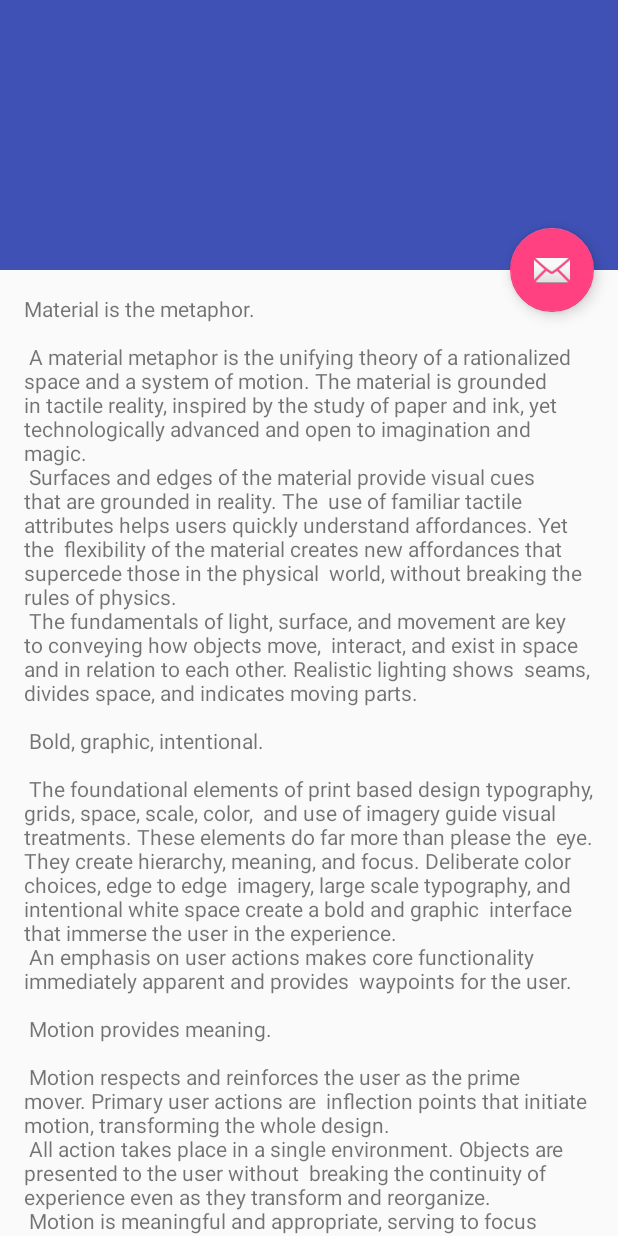
After one commit to LucidchartMarketplace/Test, an Android app: the layout activity_home.xml on its own in the app's theme, with its tools: preview values and no code run, on a phone screen of 412 x 824 dp. The commit adds this screen. Run offline under Robolectric (Android 15) with nearby library versions, the phone set to English and light mode, and no system bars.

Commit message:
"create logic, school activity, clean up useless layout"

```diff
--- a/app/src/main/java/studyelephant/com/studyelephant/HomeActivity.java
+++ b/app/src/main/java/studyelephant/com/studyelephant/HomeActivity.java
@@ -3,6 +3,7 @@ package studyelephant.com.studyelephant;
 import android.os.Bundle;
 import android.support.design.widget.FloatingActionButton;
 import android.support.design.widget.Snackbar;
+import android.util.Log;
 import android.view.View;
 import android.support.design.widget.NavigationView;
 import android.support.v4.view.GravityCompat;
@@ -18,7 +19,6 @@ import android.widget.EditText;
 public class HomeActivity extends AppCompatActivity
         implements NavigationView.OnNavigationItemSelectedListener {
 
-    private EditText school_name_text = (EditText) findViewById(R.id.school_name_input);
     @Override
     protected void onCreate(Bundle savedInstanceState) {
         super.onCreate(savedInstanceState);
@@ -44,6 +44,7 @@ public class HomeActivity extends AppCompatActivity
         NavigationView navigationView = (NavigationView) findViewById(R.id.nav_view);
         navigationView.setNavigationItemSelectedListener(this);
 
+        final EditText school_name_text = (EditText) findViewById(R.id.school_name_input);
         Button search_button = (Button) findViewById(R.id.search_start_button);
         search_button.setOnClickListener(new View.OnClickListener() {
             @Override
@@ -52,7 +53,9 @@ public class HomeActivity extends AppCompatActivity
                 String school_name = school_name_text.getText().toString().trim();
                 if (school_name.isEmpty() || school_name.length() == 0 || school_name.equals("") || school_name == null) {
                     //add things for invalid school name
+                    Log.d("School name", "invalid");
                 }else{
+                    Log.d("school name is: " , school_name);
                     searchSchool(school_name);
                 }
             }
--- /dev/null
+++ b/app/src/main/res/layout/activity_home.xml
@@ -0,0 +1,47 @@
+<?xml version="1.0" encoding="utf-8"?>
+<android.support.design.widget.CoordinatorLayout
+    xmlns:android="http://schemas.android.com/apk/res/android"
+    xmlns:app="http://schemas.android.com/apk/res-auto"
+    xmlns:tools="http://schemas.android.com/tools"
+    android:layout_width="match_parent"
+    android:layout_height="match_parent"
+    android:fitsSystemWindows="true"
+    tools:context="studyelephant.com.studyelephant.HomeActivity">
+
+    <android.support.design.widget.AppBarLayout
+        android:id="@+id/app_bar"
+        android:layout_width="match_parent"
+        android:layout_height="@dimen/app_bar_height"
+        android:fitsSystemWindows="true"
+        android:theme="@style/AppTheme.AppBarOverlay" >
+
+        <android.support.design.widget.CollapsingToolbarLayout
+            android:id="@+id/toolbar_layout"
+            android:layout_width="match_parent"
+            android:layout_height="match_parent"
+            android:fitsSystemWindows="true"
+            app:contentScrim="?attr/colorPrimary"
+            app:layout_scrollFlags="scroll|exitUntilCollapsed">
+
+            <android.support.v7.widget.Toolbar
+                android:id="@+id/toolbar"
+                android:layout_width="match_parent"
+                android:layout_height="?attr/actionBarSize"
+                app:layout_collapseMode="pin"
+                app:popupTheme="@style/AppTheme.PopupOverlay"/>
+
+        </android.support.design.widget.CollapsingToolbarLayout>
+    </android.support.design.widget.AppBarLayout>
+
+    <include layout="@layout/content_home"/>
+
+    <android.support.design.widget.FloatingActionButton
+        android:id="@+id/fab"
+        android:layout_width="wrap_content"
+        android:layout_height="wrap_content"
+        android:layout_margin="@dimen/fab_margin"
+        app:layout_anchor="@id/app_bar"
+        app:layout_anchorGravity="bottom|end"
+        app:srcCompat="@android:drawable/ic_dialog_email"/>
+
+</android.support.design.widget.CoordinatorLayout>
--- /dev/null
+++ b/app/src/main/res/layout/content_home.xml
@@ -0,0 +1,18 @@
+<?xml version="1.0" encoding="utf-8"?>
+<android.support.v4.widget.NestedScrollView
+    xmlns:android="http://schemas.android.com/apk/res/android"
+    xmlns:app="http://schemas.android.com/apk/res-auto"
+    xmlns:tools="http://schemas.android.com/tools"
+    android:layout_width="match_parent"
+    android:layout_height="match_parent"
+    app:layout_behavior="@string/appbar_scrolling_view_behavior"
+    tools:context="studyelephant.com.studyelephant.HomeActivity"
+    tools:showIn="@layout/activity_home">
+
+    <TextView
+        android:layout_width="wrap_content"
+        android:layout_height="wrap_content"
+        android:layout_margin="@dimen/text_margin"
+        android:text="@string/large_text"/>
+
+</android.support.v4.widget.NestedScrollView>
```
